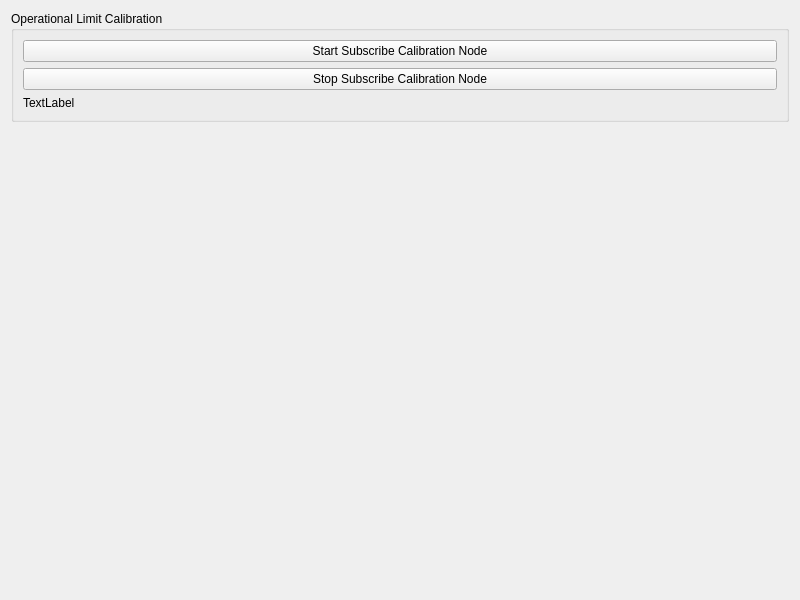
Qt form joshua_control_panel/operational_limit_tab.ui (Joshua-AI-Robotics/Joshua) before a commit.
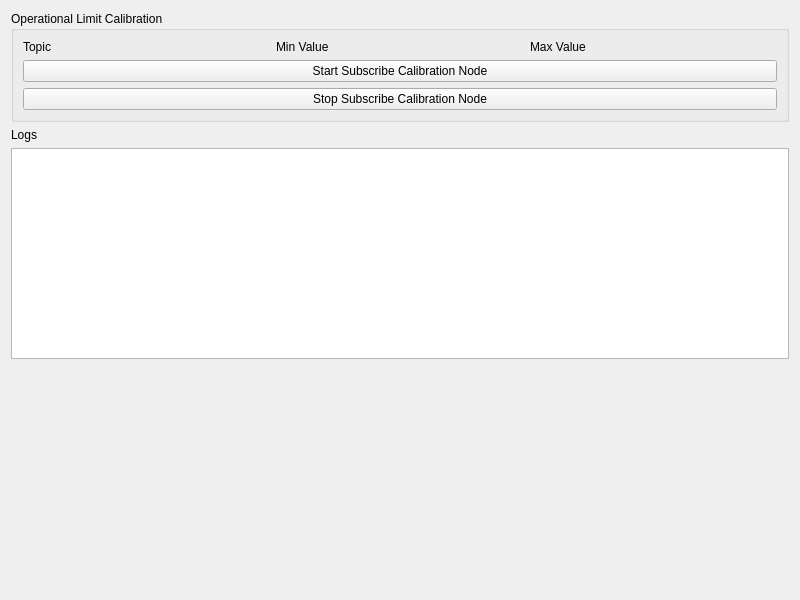
The same form after that commit.

```diff
--- a/joshua_control_panel/operational_limit_tab.ui
+++ b/joshua_control_panel/operational_limit_tab.ui
@@ -17,6 +17,31 @@
       <string>Operational Limit Calibration</string>
      </property>
      <layout class="QVBoxLayout" name="verticalLayout_2">
+      <item>
+       <layout class="QGridLayout" name="limit_values_gridLayout">
+        <item row="0" column="1">
+         <widget class="QLabel" name="label_3">
+          <property name="text">
+           <string>Min Value</string>
+          </property>
+         </widget>
+        </item>
+        <item row="0" column="0">
+         <widget class="QLabel" name="label_4">
+          <property name="text">
+           <string>Topic</string>
+          </property>
+         </widget>
+        </item>
+        <item row="0" column="2">
+         <widget class="QLabel" name="label_2">
+          <property name="text">
+           <string>Max Value</string>
+          </property>
+         </widget>
+        </item>
+       </layout>
+      </item>
       <item>
        <widget class="QPushButton" name="start_subscribe_Button">
         <property name="text">
@@ -31,16 +56,23 @@
         </property>
        </widget>
       </item>
-      <item>
-       <widget class="QLabel" name="test_label">
-        <property name="text">
-         <string>TextLabel</string>
-        </property>
-       </widget>
-      </item>
      </layout>
     </widget>
    </item>
+   <item>
+    <layout class="QVBoxLayout" name="logGroup">
+     <item>
+      <widget class="QLabel" name="label">
+       <property name="text">
+        <string>Logs</string>
+       </property>
+      </widget>
+     </item>
+     <item>
+      <widget class="QTextEdit" name="logTextEdit"/>
+     </item>
+    </layout>
+   </item>
    <item>
     <spacer name="verticalSpacer">
      <property name="orientation">
```
Left out of the diff: 4 changed lines with no effect on the pictures.
